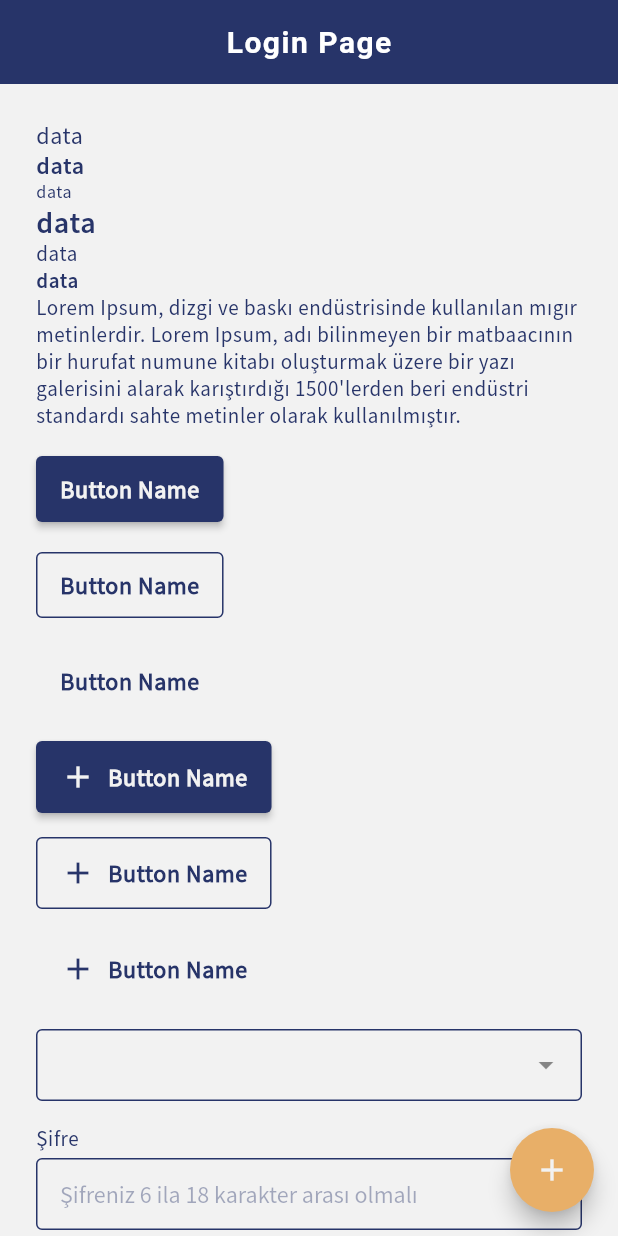
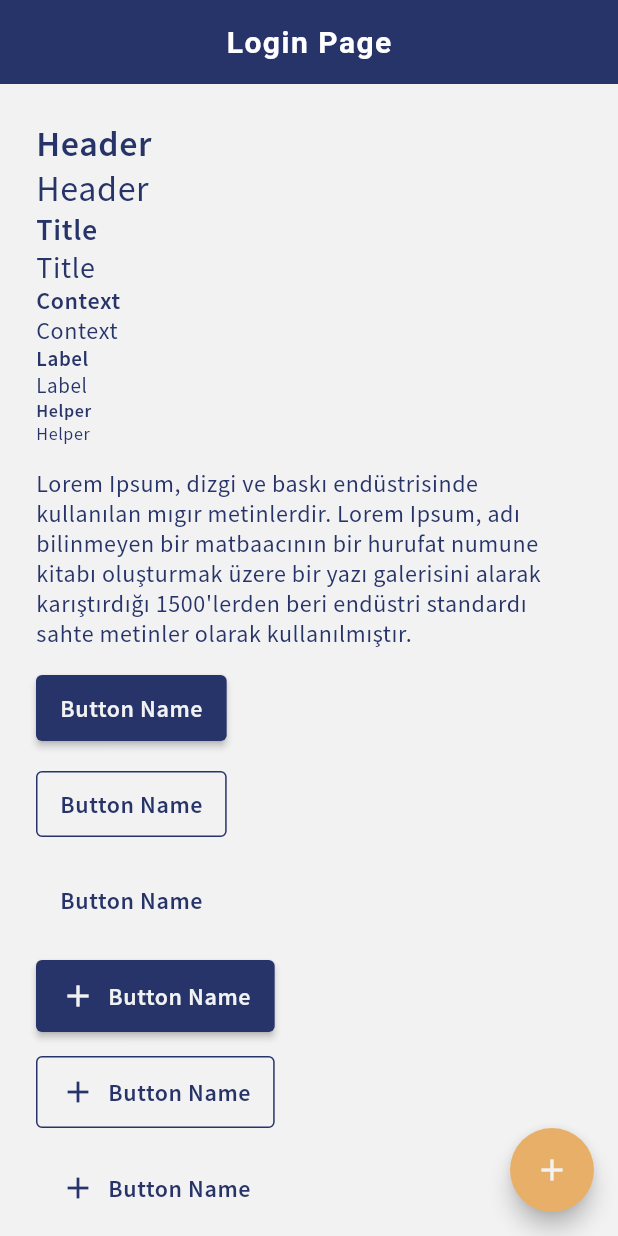
Before and after one commit to tozlukozmos/enterprise_resource_planning, a Flutter app: the screen it shows after launch, on a phone screen of 412 x 824 dp. Run offline on Flutter 3.47's test engine with Material 2 defaults, Android fonts, the phone set to English and light mode, and no system bars; drawn by our look-alikes of dropdown_search; our stand-ins replace flutter_secure_storage.

Commit message:
Text styles updated

```diff
--- a/lib/app_text.dart
+++ /dev/null
@@ -1,71 +0,0 @@
-import 'package:flutter/material.dart';
-
-class AppText {
-
-  static Widget header({
-    required String data,
-    required Color color,
-  }) {
-    return Text(
-      data,
-      style: TextStyle(
-          fontSize: 20, color: color, fontFamily: "SourceSansProBold"),
-    );
-  }
-
-  static Widget label({
-    required String data,
-    required Color color,
-  }) {
-    return Text(
-      data,
-      style: TextStyle(
-          fontSize: 14, color: color, fontFamily: "SourceSansPro"),
-    );
-  }
-
-  static Widget labelBold({
-    required String data,
-    required Color color,
-  }) {
-    return Text(
-      data,
-      style: TextStyle(
-          fontSize: 14, color: color, fontFamily: "SourceSansProBold"),
-    );
-  }
-
-  static Widget context({
-    required String data,
-    required Color color,
-  }) {
-    return Text(
-      data,
-      style: TextStyle(
-          fontSize: 16, color: color, fontFamily: "SourceSansPro"),
-    );
-  }
-
-  static Widget contextBold({
-    required String data,
-    required Color color,
-  }) {
-    return Text(
-      data,
-      style: TextStyle(
-          fontSize: 16, color: color, fontFamily: "SourceSansProBold"),
-    );
-  }
-
-  static Widget contextSmall({
-    required String data,
-    required Color color,
-  }) {
-    return Text(
-      data,
-      style: TextStyle(
-          fontSize: 12, color: color, fontFamily: "SourceSansPro"),
-    );
-  }
-
-}
--- /dev/null
+++ b/lib/design/app_text.dart
@@ -0,0 +1,75 @@
+import 'package:flutter/material.dart';
+
+import 'app_colors.dart';
+
+class AppText {
+  static TextStyle helper = const TextStyle(
+    fontSize: 12,
+    fontWeight: FontWeight.w400,
+    letterSpacing: 0.4,
+    color: AppColors.lightPrimary,
+  );
+
+  static TextStyle helperSemiBold = const TextStyle(
+    fontSize: 12,
+    fontWeight: FontWeight.w600,
+    letterSpacing: 0.4,
+    color: AppColors.lightPrimary,
+  );
+
+  static TextStyle label = const TextStyle(
+    fontSize: 14,
+    fontWeight: FontWeight.w400,
+    letterSpacing: 0.4,
+    color: AppColors.lightPrimary,
+  );
+
+  static TextStyle labelSemiBold = const TextStyle(
+    fontSize: 14,
+    fontWeight: FontWeight.w600,
+    letterSpacing: 0.4,
+    color: AppColors.lightPrimary,
+  );
+
+  static TextStyle context = const TextStyle(
+    fontSize: 16,
+    fontWeight: FontWeight.w400,
+    letterSpacing: 0.4,
+    color: AppColors.lightPrimary,
+  );
+
+  static TextStyle contextSemiBold = const TextStyle(
+    fontSize: 16,
+    fontWeight: FontWeight.w600,
+    letterSpacing: 0.4,
+    color: AppColors.lightPrimary,
+  );
+
+  static TextStyle title = const TextStyle(
+    fontSize: 20,
+    fontWeight: FontWeight.w400,
+    letterSpacing: 0.4,
+    color: AppColors.lightPrimary,
+  );
+
+  static TextStyle titleSemiBold = const TextStyle(
+    fontSize: 20,
+    fontWeight: FontWeight.w600,
+    letterSpacing: 0.4,
+    color: AppColors.lightPrimary,
+  );
+
+  static TextStyle header = const TextStyle(
+    fontSize: 24,
+    fontWeight: FontWeight.w400,
+    letterSpacing: 0.4,
+    color: AppColors.lightPrimary,
+  );
+
+  static TextStyle headerSemiBold = const TextStyle(
+    fontSize: 24,
+    fontWeight: FontWeight.w600,
+    letterSpacing: 0.4,
+    color: AppColors.lightPrimary,
+  );
+}
--- a/lib/app_theme_data.dart
+++ b/lib/design/app_theme_data.dart
@@ -28,12 +28,6 @@ class AppThemeData {
         fontSize: 16,
         fontWeight: FontWeight.w600,
         letterSpacing: 0.4,
-      ),
-      bodyText2: TextStyle(
-        fontSize: 14,
-        fontWeight: FontWeight.w400,
-        letterSpacing: 0.4,
-        color: AppColors.lightPrimary,
       ),
     ),
 
--- a/lib/main.dart
+++ b/lib/main.dart
@@ -1,6 +1,6 @@
 import 'package:flutter/material.dart';
 
-import 'app_theme_data.dart';
+import 'design/app_theme_data.dart';
 import 'routes/routes.dart';
 
 void main() {
--- a/lib/views/login.dart
+++ b/lib/views/login.dart
@@ -1,6 +1,5 @@
-import 'package:enterprise_resource_planning/app_colors.dart';
-import 'package:enterprise_resource_planning/app_text.dart';
 import 'package:flutter/material.dart';
+import '../design/app_text.dart';
 
 import '../widgets/app_form.dart';
 
@@ -20,13 +19,18 @@ class Login extends StatelessWidget {
             Column(
               crossAxisAlignment: CrossAxisAlignment.start,
               children: [
-                AppText.context(data: 'data', color: AppColors.lightPrimary),
-                AppText.contextBold(data: 'data', color: AppColors.lightPrimary),
-                AppText.contextSmall(data: 'data', color: AppColors.lightPrimary),
-                AppText.header(data: 'data', color: AppColors.lightPrimary),
-                AppText.label(data: 'data', color: AppColors.lightPrimary),
-                AppText.labelBold(data: 'data', color: AppColors.lightPrimary),
-                const Text("Lorem Ipsum, dizgi ve baskı endüstrisinde kullanılan mıgır metinlerdir. Lorem Ipsum, adı bilinmeyen bir matbaacının bir hurufat numune kitabı oluşturmak üzere bir yazı galerisini alarak karıştırdığı 1500'lerden beri endüstri standardı sahte metinler olarak kullanılmıştır."),
+                Text("Header", style: AppText.headerSemiBold),
+                Text("Header", style: AppText.header),
+                Text("Title", style: AppText.titleSemiBold),
+                Text("Title", style: AppText.title),
+                Text("Context", style: AppText.contextSemiBold),
+                Text("Context", style: AppText.context),
+                Text("Label", style: AppText.labelSemiBold),
+                Text("Label", style: AppText.label),
+                Text("Helper", style: AppText.helperSemiBold),
+                Text("Helper", style: AppText.helper),
+                const SizedBox(height: 16),
+                Text("Lorem Ipsum, dizgi ve baskı endüstrisinde kullanılan mıgır metinlerdir. Lorem Ipsum, adı bilinmeyen bir matbaacının bir hurufat numune kitabı oluşturmak üzere bir yazı galerisini alarak karıştırdığı 1500'lerden beri endüstri standardı sahte metinler olarak kullanılmıştır.", style: AppText.context),
                 const SizedBox(height: 16),
                 ElevatedButton(
                   onPressed: (){},
--- a/lib/widgets/app_form.dart
+++ b/lib/widgets/app_form.dart
@@ -1,5 +1,7 @@
 import 'package:dropdown_search/dropdown_search.dart';
 import 'package:flutter/material.dart';
+
+import '../design/app_text.dart';
 
 class AppForm {
   static Widget appTextFormField({
@@ -13,7 +15,7 @@ class AppForm {
     return Column(
       crossAxisAlignment: CrossAxisAlignment.start,
       children: [
-        Text(label),
+        Text(label, style: AppText.label),
         const SizedBox(height: 4),
         TextFormField(
           controller: controller,
@@ -40,7 +42,7 @@ class AppForm {
     return Column(
       crossAxisAlignment: CrossAxisAlignment.start,
       children: [
-        Text(label),
+        Text(label, style: AppText.label),
         const SizedBox(height: 4),
         TextFormField(
           controller: controller,
--- a/pubspec.yaml
+++ b/pubspec.yaml
@@ -79,10 +79,8 @@ flutter:
    - family: SourceSansPro
      fonts:
        - asset: assets/fonts/SourceSansPro-Regular.ttf
+       - asset: assets/fonts/SourceSansPro-SemiBold.ttf
 
-   - family: SourceSansProBold
-     fonts:
-       - asset: assets/fonts/SourceSansPro-SemiBold.ttf
 #   - family: Trajan Pro
 #     fonts:
 #       - asset: fonts/TrajanPro.ttf
```
Also changed, not shown: lib/design/app_colors.dart (renamed from lib/app_colors.dart).
